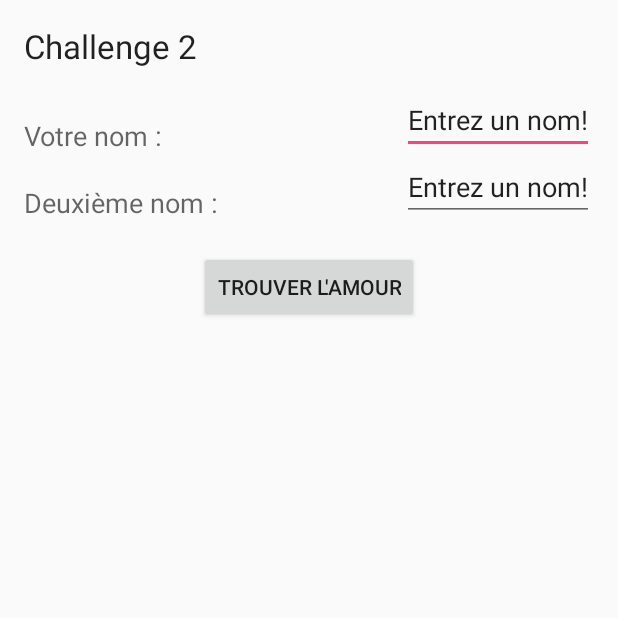
After one commit to vince14evil/MobileAppUlaval, an Android app: the Challenge2Activity screen opened directly, with no data from a screen before it, on a phone screen of 412 x 824 dp, the top half of it. The commit adds this screen. Run offline under Robolectric (Android 15) with nearby library versions, the phone set to English and light mode, and no system bars.

Commit message:
Beginning of Love calculator activity and quick main screen with buttons

```diff
--- a/app/build.gradle
+++ b/app/build.gradle
@@ -23,4 +23,5 @@ dependencies {
     compile fileTree(dir: 'libs', include: ['*.jar'])
     testCompile 'junit:junit:4.12'
     compile 'com.android.support:appcompat-v7:23.1.1'
+    compile 'com.android.support:design:23.1.1'
 }
--- a/app/src/main/AndroidManifest.xml
+++ b/app/src/main/AndroidManifest.xml
@@ -15,7 +15,11 @@
                 <category android:name="android.intent.category.LAUNCHER" />
             </intent-filter>
         </activity>
-        <activity android:name=".PrizeView"></activity>
+        <activity android:name=".PrizeView" />
+        <activity
+            android:name=".Challenge2Activity"
+            android:label="@string/title_activity_challenge2"
+            android:theme="@style/AppTheme.NoActionBar"></activity>
     </application>
 
 </manifest>
--- /dev/null
+++ b/app/src/main/java/barchallenges/ima/ulaval/ca/barchallenge/Challenge2Activity.java
@@ -0,0 +1,66 @@
+package barchallenges.ima.ulaval.ca.barchallenge;
+
+import android.os.Bundle;
+import android.support.design.widget.FloatingActionButton;
+import android.support.design.widget.Snackbar;
+import android.support.v7.app.AppCompatActivity;
+import android.support.v7.widget.Toolbar;
+import android.util.Log;
+import android.view.View;
+import android.widget.EditText;
+import android.widget.TextView;
+
+import org.json.JSONArray;
+import org.json.JSONException;
+import org.json.JSONObject;
+
+import util.ASyncURLRequest;
+import util.HttpCustomRequest;
+import util.Util;
+
+public class Challenge2Activity extends AppCompatActivity {
+    private String mFName;
+    private String mSName;
+    private int mPercentage = 0;
+    private String mResult;
+
+    @Override
+    protected void onCreate(Bundle savedInstanceState) {
+        super.onCreate(savedInstanceState);
+        setContentView(R.layout.activity_challenge2);
+    }
+
+    private void loadLoveCalculatorResults(){
+        EditText fNameEditText = (EditText) findViewById(R.id.fNameText);
+        EditText sNameEditText = (EditText) findViewById(R.id.sNameText);
+        String fname = fNameEditText.getText().toString();
+        String sname = sNameEditText.getText().toString();
+
+        String urlToLoad= Util.getFormatedLoveCalcURL(getApplicationContext(), "?fname=" + fname + "?sname=" + sname);
+        HttpCustomRequest request = new HttpCustomRequest(this,urlToLoad);
+        ASyncURLRequest loadRequest = new ASyncURLRequest(){
+            @Override
+            protected void onPostExecute(String s){
+
+                if(s==null){
+                    Log.d("Lovecalculator", "the value returned is null");
+                    return;
+                }
+                try {
+                    JSONObject inData = new JSONObject(s);
+                    Log.d("Lovecalculator", "data " + inData);
+
+                    //JSONArray lJsonArrayPromo = inData.getJSONArray("models");
+                    mFName = inData.getString("fname");
+                    mSName = inData.getString("sname");
+                    mPercentage = Integer.parseInt(inData.getString("percentage"));
+                    mResult = inData.getString("result");
+                } catch (JSONException e) {
+                    e.printStackTrace();
+                    Log.d("lovecalculator", "onGetExecute json error : " + e);
+                }
+            }
+        };
+        loadRequest.execute(request);
+    }
+}
--- /dev/null
+++ b/app/src/main/res/layout/activity_challenge2.xml
@@ -0,0 +1,93 @@
+<?xml version="1.0" encoding="utf-8"?>
+<RelativeLayout xmlns:android="http://schemas.android.com/apk/res/android"
+xmlns:tools="http://schemas.android.com/tools"
+android:layout_width="match_parent"
+android:layout_height="match_parent"
+android:paddingBottom="@dimen/activity_vertical_margin"
+android:paddingLeft="@dimen/activity_horizontal_margin"
+android:paddingRight="@dimen/activity_horizontal_margin"
+android:paddingTop="@dimen/activity_vertical_margin"
+tools:context="barchallenges.ima.ulaval.ca.barchallenge.Challenge2Activity">
+
+    <TextView
+        android:layout_width="wrap_content"
+        android:layout_height="wrap_content"
+        android:textAppearance="?android:attr/textAppearanceMedium"
+        android:text="Votre nom :"
+        android:id="@+id/textView"
+        android:layout_alignParentTop="true"
+        android:layout_alignParentLeft="true"
+        android:layout_alignParentStart="true"
+        android:layout_marginTop="42dp"
+        android:paddingTop="20dp" />
+
+    <TextView
+        android:layout_width="wrap_content"
+        android:layout_height="wrap_content"
+        android:textAppearance="?android:attr/textAppearanceMedium"
+        android:text="Deuxième nom :"
+        android:id="@+id/textView2"
+        android:layout_below="@+id/textView"
+        android:layout_alignParentLeft="true"
+        android:layout_alignParentStart="true"
+        android:paddingTop="20dp" />
+
+    <EditText
+        android:layout_width="wrap_content"
+        android:layout_height="wrap_content"
+        android:textAppearance="?android:attr/textAppearanceMedium"
+        android:text="Entrez un nom!"
+        android:id="@+id/fNameText"
+        android:layout_above="@+id/textView2"
+        android:layout_alignParentRight="true"
+        android:layout_alignParentEnd="true"
+        android:paddingTop="20dp"
+        android:editable="true" />
+
+    <EditText
+        android:layout_width="wrap_content"
+        android:layout_height="wrap_content"
+        android:textAppearance="?android:attr/textAppearanceMedium"
+        android:text="Entrez un nom!"
+        android:id="@+id/sNameText"
+        android:layout_alignBottom="@+id/textView2"
+        android:layout_alignParentRight="true"
+        android:layout_alignParentEnd="true"
+        android:paddingTop="20dp"
+        android:editable="true" />
+
+    <TextView
+        android:layout_width="wrap_content"
+        android:layout_height="wrap_content"
+        android:textAppearance="?android:attr/textAppearanceLarge"
+        android:text="Challenge 2"
+        android:id="@+id/textView5"
+        android:layout_alignParentTop="true" />
+
+    <Button
+        android:layout_width="wrap_content"
+        android:layout_height="wrap_content"
+        android:text="Trouver l&apos;amour"
+        android:id="@+id/button"
+        android:layout_below="@+id/textView2"
+        android:layout_centerHorizontal="true"
+        android:layout_marginTop="20dp" />
+
+    <TextView
+        android:layout_width="wrap_content"
+        android:layout_height="wrap_content"
+        android:textAppearance="?android:attr/textAppearanceLarge"
+        android:id="@+id/percentage"
+        android:layout_below="@+id/button"
+        android:layout_centerHorizontal="true"
+        android:layout_marginTop="89dp" />
+
+    <TextView
+        android:layout_width="wrap_content"
+        android:layout_height="wrap_content"
+        android:textAppearance="?android:attr/textAppearanceMedium"
+        android:id="@+id/result"
+        android:layout_below="@+id/percentage"
+        android:layout_centerHorizontal="true"
+        android:layout_marginTop="20dp" />
+</RelativeLayout>
--- /dev/null
+++ b/app/src/main/res/values-v21/styles.xml
@@ -0,0 +1,9 @@
+<resources>>
+
+    <style name="AppTheme.NoActionBar">
+        <item name="windowActionBar">false</item>
+        <item name="windowNoTitle">true</item>
+        <item name="android:windowDrawsSystemBarBackgrounds">true</item>
+        <item name="android:statusBarColor">@android:color/transparent</item>
+    </style>
+</resources>
--- a/app/src/main/res/values/dimens.xml
+++ b/app/src/main/res/values/dimens.xml
@@ -2,4 +2,5 @@
     <!-- Default screen margins, per the Android Design guidelines. -->
     <dimen name="activity_horizontal_margin">16dp</dimen>
     <dimen name="activity_vertical_margin">16dp</dimen>
+    <dimen name="fab_margin">16dp</dimen>
 </resources>
--- a/app/src/main/res/values/strings.xml
+++ b/app/src/main/res/values/strings.xml
@@ -1,3 +1,6 @@
 <resources>
     <string name="app_name">BarChallenge</string>
+    <string name="title_activity_challenge2">Challenge2Activity</string>
+    <string name="LOVECALCULATOR_BASE">https://love-calculator.p.mashape.com/</string>
+    <string name="LOVECALCULATOR_FORMAT">/getPercentage</string>
 </resources>
--- a/app/src/main/res/values/styles.xml
+++ b/app/src/main/res/values/styles.xml
@@ -8,4 +8,13 @@
         <item name="colorAccent">@color/colorAccent</item>
     </style>
 
+    <style name="AppTheme.NoActionBar">
+        <item name="windowActionBar">false</item>
+        <item name="windowNoTitle">true</item>
+    </style>
+
+    <style name="AppTheme.AppBarOverlay" parent="ThemeOverlay.AppCompat.Dark.ActionBar" />
+
+    <style name="AppTheme.PopupOverlay" parent="ThemeOverlay.AppCompat.Light" />
+
 </resources>
```
Also changed, not shown: app/src/main/java/barchallenges/ima/ulaval/ca/barchallenge/MainActivity.java (+19 -2 lines), app/src/main/java/util/ASyncURLRequest.java (added, +192 -0 lines), app/src/main/java/util/HttpCustomRequest.java (added, +101 -0 lines), app/src/main/java/util/Util.java (added, +22 -0 lines), app/src/main/res/layout/activity_main.xml (+44 -2 lines).
